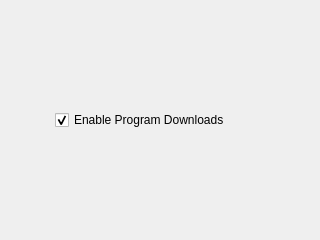
Qt form cbcui/ui/Settings.ui (kipr/cbc) before a commit.
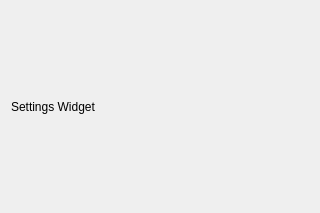
The same form after that commit. Icons and pictures are not drawn.

Diff of the .ui file:
```diff
--- a/cbcui/ui/Settings.ui
+++ b/cbcui/ui/Settings.ui
@@ -1,115 +1,37 @@
 <ui version="4.0" >
  <class>Settings</class>
- <widget class="QDialog" name="Settings" >
+ <widget class="QWidget" name="Settings" >
   <property name="geometry" >
    <rect>
     <x>0</x>
     <y>0</y>
     <width>320</width>
-    <height>240</height>
+    <height>213</height>
    </rect>
   </property>
   <property name="minimumSize" >
    <size>
     <width>320</width>
-    <height>240</height>
+    <height>213</height>
    </size>
   </property>
   <property name="maximumSize" >
    <size>
     <width>320</width>
-    <height>240</height>
+    <height>213</height>
    </size>
   </property>
   <property name="windowTitle" >
    <string>CBC Settings</string>
   </property>
-  <layout class="QHBoxLayout" name="horizontalLayout" >
+  <layout class="QHBoxLayout" >
    <item>
-    <spacer name="horizontalSpacer" >
-     <property name="orientation" >
-      <enum>Qt::Horizontal</enum>
-     </property>
-     <property name="sizeHint" stdset="0" >
-      <size>
-       <width>31</width>
-       <height>20</height>
-      </size>
-     </property>
-    </spacer>
-   </item>
-   <item>
-    <widget class="QCheckBox" name="ui_enableDownloads" >
+    <widget class="QLabel" name="label" >
      <property name="text" >
-      <string>Enable Program Downloads</string>
-     </property>
-     <property name="checked" >
-      <bool>true</bool>
+      <string>Settings Widget</string>
      </property>
     </widget>
    </item>
-   <item>
-    <spacer name="horizontalSpacer_2" >
-     <property name="orientation" >
-      <enum>Qt::Horizontal</enum>
-     </property>
-     <property name="sizeHint" stdset="0" >
-      <size>
-       <width>32</width>
-       <height>20</height>
-      </size>
-     </property>
-    </spacer>
-   </item>
-   <item>
-    <layout class="QVBoxLayout" name="verticalLayout" >
-     <item>
-      <widget class="QPushButton" name="ui_closeButton" >
-       <property name="minimumSize" >
-        <size>
-         <width>30</width>
-         <height>30</height>
-        </size>
-       </property>
-       <property name="maximumSize" >
-        <size>
-         <width>30</width>
-         <height>30</height>
-        </size>
-       </property>
-       <property name="text" >
-        <string/>
-       </property>
-       <property name="icon" >
-        <iconset resource="icons/icons.qrc" >
-         <normaloff>:/actions/Crystal_Clear_action_button_cancel.png</normaloff>:/actions/Crystal_Clear_action_button_cancel.png</iconset>
-       </property>
-       <property name="iconSize" >
-        <size>
-         <width>30</width>
-         <height>30</height>
-        </size>
-       </property>
-       <property name="flat" >
-        <bool>true</bool>
-       </property>
-      </widget>
-     </item>
-     <item>
-      <spacer name="verticalSpacer" >
-       <property name="orientation" >
-        <enum>Qt::Vertical</enum>
-       </property>
-       <property name="sizeHint" stdset="0" >
-        <size>
-         <width>20</width>
-         <height>40</height>
-        </size>
-       </property>
-      </spacer>
-     </item>
-    </layout>
-   </item>
   </layout>
  </widget>
  <resources>
```
Left out of the diff: 25 changed lines with no effect on the pictures.
